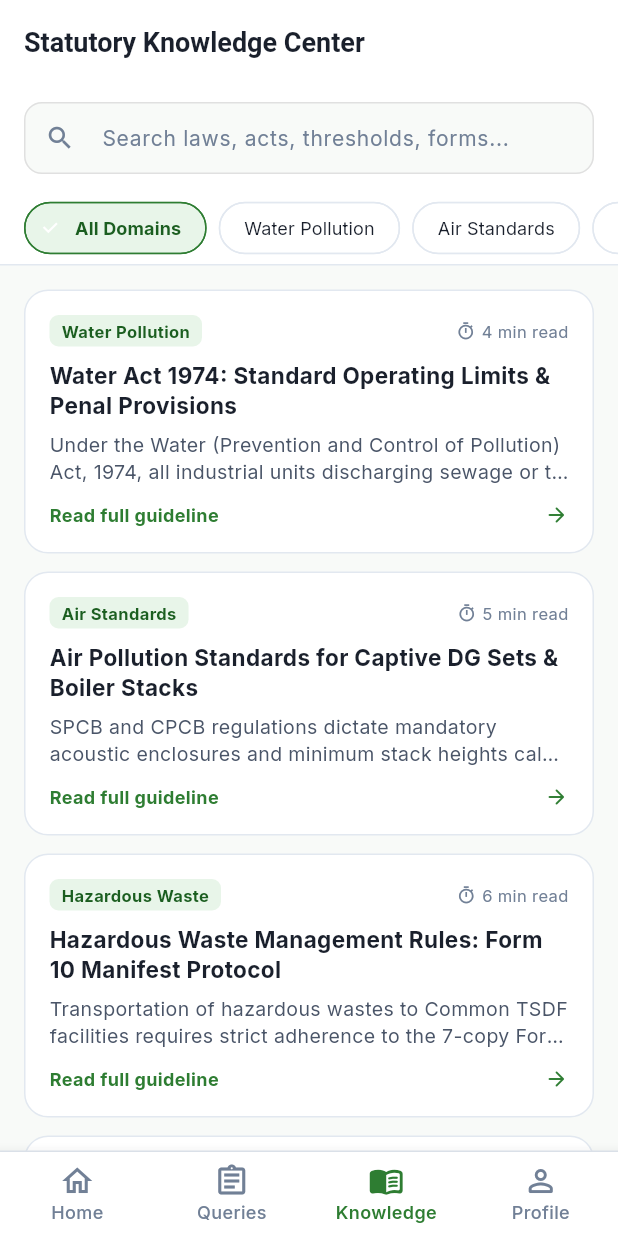
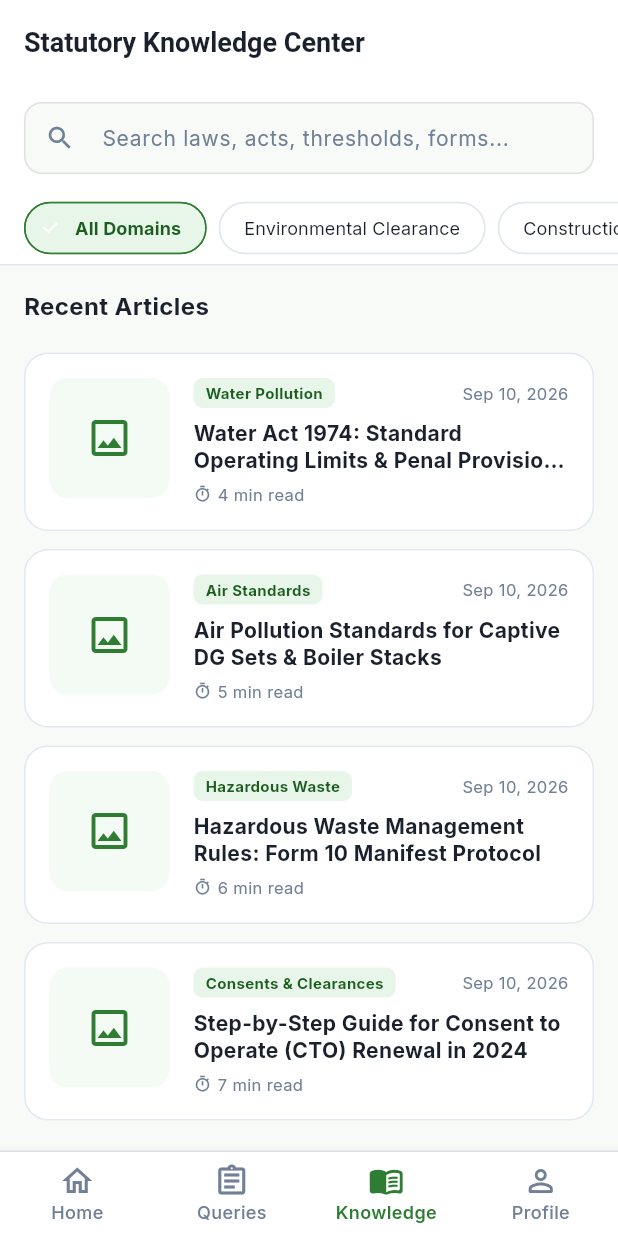
Before and after one commit to Ranith04/greentip, a Flutter app: the KnowledgeCenterScreen screen opened by its route, on a phone screen of 412 x 824 dp. Run offline on Flutter 3.47's test engine with Material 3 defaults, Android fonts, the light colour scheme and no system bars; our stand-ins replace dio, equatable, file_picker, flutter_bloc, flutter_secure_storage, get_it and 3 more; accounts and stored records are empty; network calls fail; project files that could hold a hidden picture were left out.

Commit message:
feat: add user profile management, help support, knowledge center, and navigation screens

```diff
--- a/mobile/lib/core/router/app_router.dart
+++ b/mobile/lib/core/router/app_router.dart
@@ -26,7 +26,9 @@ import '../../presentation/screens/common/signup_screen.dart';
 import '../../presentation/screens/common/splash_screen.dart';
 import '../../presentation/screens/user/article_details_screen.dart';
 import '../../presentation/screens/user/ask_query_form_screen.dart';
+import '../../presentation/screens/user/change_password_screen.dart';
 import '../../presentation/screens/user/edit_profile_screen.dart';
+import '../../presentation/screens/user/help_support_screen.dart';
 import '../../presentation/screens/user/expert_response_screen.dart';
 import '../../presentation/screens/user/knowledge_center_screen.dart';
 import '../../presentation/screens/user/my_queries_screen.dart';
@@ -185,6 +187,16 @@ class AppRouter {
         parentNavigatorKey: _rootNavigatorKey,
         builder: (context, state) => const EditProfileScreen(),
       ),
+      GoRoute(
+        path: '/user/change-password',
+        parentNavigatorKey: _rootNavigatorKey,
+        builder: (context, state) => const ChangePasswordScreen(),
+      ),
+      GoRoute(
+        path: '/user/help-support',
+        parentNavigatorKey: _rootNavigatorKey,
+        builder: (context, state) => const HelpSupportScreen(),
+      ),
 
       // Admin Shell Navigation
       StatefulShellRoute.indexedStack(
--- a/mobile/lib/presentation/screens/user/knowledge_center_screen.dart
+++ b/mobile/lib/presentation/screens/user/knowledge_center_screen.dart
@@ -117,14 +117,28 @@ class _KnowledgeCenterScreenState extends State<KnowledgeCenterScreen> {
               padding: const EdgeInsets.symmetric(horizontal: 16),
               children: [
                 _filterChip('All Domains', null),
-                _filterChip('Water Pollution', 1),
-                _filterChip('Air Standards', 2),
-                _filterChip('Hazardous Waste', 3),
-                _filterChip('Consents & Clearances', 4),
+                _filterChip('Environmental Clearance', 1),
+                _filterChip('Construction', 2),
+                _filterChip('Real Estate', 3),
+                _filterChip('Mining', 4),
               ],
             ),
           ),
           const Divider(height: 1),
+          const Padding(
+            padding: EdgeInsets.fromLTRB(16, 16, 16, 4),
+            child: Align(
+              alignment: Alignment.centerLeft,
+              child: Text(
+                'Recent Articles',
+                style: TextStyle(
+                  fontSize: 16,
+                  fontWeight: FontWeight.bold,
+                  color: AppColors.textPrimary,
+                ),
+              ),
+            ),
+          ),
 
           // Article List
           Expanded(
@@ -174,6 +188,26 @@ class _KnowledgeCenterScreenState extends State<KnowledgeCenterScreen> {
                           borderRadius: BorderRadius.circular(16),
                           border: Border.all(color: AppColors.divider),
                         ),
+                        child: Row(
+                          crossAxisAlignment: CrossAxisAlignment.start,
+                          children: [
+                            // Thumbnail Image
+                            Container(
+                              width: 80,
+                              height: 80,
+                              decoration: BoxDecoration(
+                                color: AppColors.primaryContainer.withValues(alpha: 0.5),
+                                borderRadius: BorderRadius.circular(12),
+                              ),
+                              child: const Icon(
+                                Icons.image_outlined,
+                                size: 32,
+                                color: AppColors.primary,
+                              ),
+                            ),
+                            const SizedBox(width: 16),
+                            // Details
+                            Expanded(
                               child: Column(
                                 crossAxisAlignment: CrossAxisAlignment.start,
                                 children: [
@@ -192,17 +226,39 @@ class _KnowledgeCenterScreenState extends State<KnowledgeCenterScreen> {
                                         child: Text(
                                           article.category ?? 'Compliance',
                                           style: const TextStyle(
-                                      fontSize: 11,
+                                            fontSize: 10,
                                             fontWeight: FontWeight.bold,
                                             color: AppColors.primaryDark,
                                           ),
                                         ),
                                       ),
+                                      Text(
+                                        'Sep 10, 2026', // Mock date
+                                        style: const TextStyle(
+                                          fontSize: 11,
+                                          color: AppColors.textMuted,
+                                        ),
+                                      ),
+                                    ],
+                                  ),
+                                  const SizedBox(height: 8),
+                                  Text(
+                                    article.title,
+                                    style: const TextStyle(
+                                      fontSize: 14,
+                                      fontWeight: FontWeight.bold,
+                                      color: AppColors.textPrimary,
+                                      height: 1.3,
+                                    ),
+                                    maxLines: 2,
+                                    overflow: TextOverflow.ellipsis,
+                                  ),
+                                  const SizedBox(height: 6),
                                   Row(
                                     children: [
                                       const Icon(
                                         Icons.timer_outlined,
-                                      size: 13,
+                                        size: 12,
                                         color: AppColors.textMuted,
                                       ),
                                       const SizedBox(width: 4),
@@ -217,45 +273,6 @@ class _KnowledgeCenterScreenState extends State<KnowledgeCenterScreen> {
                                   ),
                                 ],
                               ),
-                            const SizedBox(height: 10),
-                            Text(
-                              article.title,
-                              style: const TextStyle(
-                                fontSize: 15,
-                                fontWeight: FontWeight.bold,
-                                color: AppColors.textPrimary,
-                                height: 1.3,
-                              ),
-                            ),
-                            const SizedBox(height: 6),
-                            Text(
-                              article.content,
-                              maxLines: 2,
-                              overflow: TextOverflow.ellipsis,
-                              style: const TextStyle(
-                                fontSize: 13,
-                                color: AppColors.textSecondary,
-                                height: 1.4,
-                              ),
-                            ),
-                            const SizedBox(height: 12),
-                            Row(
-                              mainAxisAlignment: MainAxisAlignment.spaceBetween,
-                              children: [
-                                const Text(
-                                  'Read full guideline',
-                                  style: TextStyle(
-                                    fontSize: 12,
-                                    fontWeight: FontWeight.bold,
-                                    color: AppColors.primary,
-                                  ),
-                                ),
-                                const Icon(
-                                  Icons.arrow_forward_rounded,
-                                  size: 16,
-                                  color: AppColors.primary,
-                                ),
-                              ],
                             ),
                           ],
                         ),
```
Also changed, not shown: mobile/lib/presentation/screens/user/article_details_screen.dart (+16 -0 lines), mobile/lib/presentation/screens/user/change_password_screen.dart (added, +95 -0 lines), mobile/lib/presentation/screens/user/edit_profile_screen.dart (+44 -0 lines), mobile/lib/presentation/screens/user/help_support_screen.dart (added, +115 -0 lines), mobile/lib/presentation/screens/user/notifications_screen.dart (+26 -12 lines), mobile/lib/presentation/screens/user/user_profile_screen.dart (+37 -30 lines), mobile/lib/presentation/widgets/dialogs/logout_dialog.dart (+4 -15 lines). Lines whose indentation alone changed are shown as unchanged.
